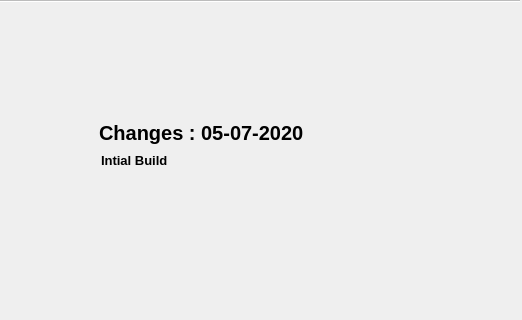
Qt form youtube.ui (ShravanKumar-404/Youtube-Squeezer) before a commit; both pictures show x 571 to 1093 and y 115 to 435 of the 1093 by 648 pixel window.
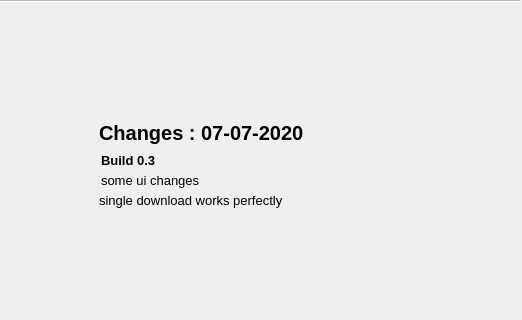
The same form after that commit. The open tabs and pages were chosen to show the change.

Diff of the .ui file:
```diff
--- a/youtube.ui
+++ b/youtube.ui
@@ -2450,7 +2450,7 @@
        </font>
       </property>
       <property name="text">
-       <string>Changes : 05-07-2020</string>
+       <string>Changes : 07-07-2020</string>
       </property>
      </widget>
      <widget class="QLabel" name="label_13">
@@ -2469,7 +2469,45 @@
        </font>
       </property>
       <property name="text">
-       <string>Intial Build</string>
+       <string>Build 0.3</string>
+      </property>
+     </widget>
+     <widget class="QLabel" name="label_14">
+      <property name="geometry">
+       <rect>
+        <x>652</x>
+        <y>170</y>
+        <width>281</width>
+        <height>16</height>
+       </rect>
+      </property>
+      <property name="font">
+       <font>
+        <weight>50</weight>
+        <bold>false</bold>
+       </font>
+      </property>
+      <property name="text">
+       <string>some ui changes</string>
+      </property>
+     </widget>
+     <widget class="QLabel" name="label_15">
+      <property name="geometry">
+       <rect>
+        <x>650</x>
+        <y>190</y>
+        <width>281</width>
+        <height>16</height>
+       </rect>
+      </property>
+      <property name="font">
+       <font>
+        <weight>50</weight>
+        <bold>false</bold>
+       </font>
+      </property>
+      <property name="text">
+       <string>single download works perfectly</string>
       </property>
      </widget>
     </widget>
```
Left out of the diff: 2 changed lines with no effect on the pictures.
